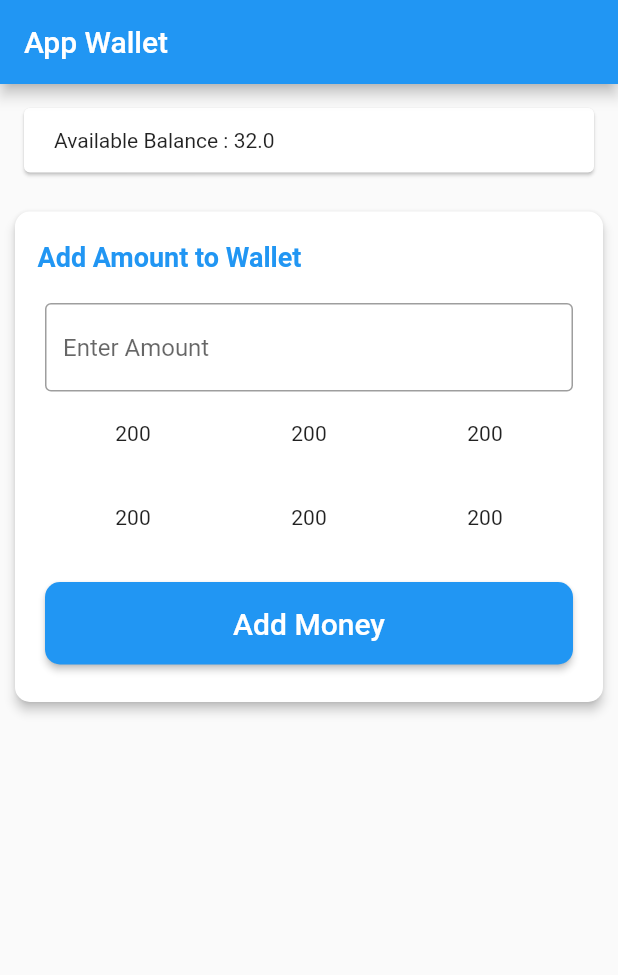
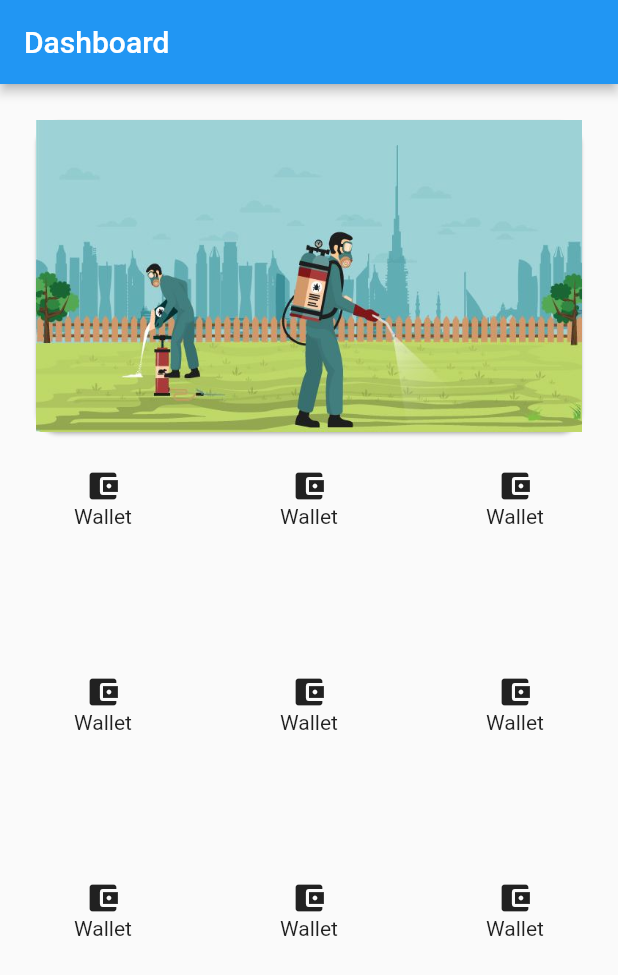
Before and after one commit to vinoddirishala/FlutPayTM, a Flutter app: the screen it shows after launch, on a phone screen of 412 x 824 dp. Shown: the top 975 px of the screen. Run offline on Flutter 3.47's test engine with Material 2 defaults, Android fonts, the phone set to English and light mode, and no system bars; our stand-ins replace toast.

Commit message:
assets added..., dashboard file added..., platform specific file added...,

```diff
--- /dev/null
+++ b/lib/dashboard.dart
@@ -0,0 +1,95 @@
+import 'package:flutter/material.dart';
+
+
+class Dashboard extends StatelessWidget {
+
+  @override
+  Widget build(BuildContext context) {
+    return MaterialApp(
+      title: "Dashboard",
+      debugShowCheckedModeBanner: false,
+      home: new DashboardSF(
+        title:"Dashboard"
+      ),
+    );
+  }
+
+}
+
+
+class DashboardSF extends StatefulWidget {
+
+  DashboardSF({Key key,this.title}):super(key:key);
+  String title;
+
+  @override
+  State createState() => DashboardState();
+
+}
+
+
+class DashboardState extends State<DashboardSF>{
+
+  @override
+  Widget build(BuildContext context) {
+    return Scaffold(
+      appBar: new AppBar(
+        title: new Text("Dashboard"),
+        elevation: 3.0,
+      ),
+      body: new Container(
+        width: MediaQuery.of(context).size.width,
+        child: new Column(
+          children: <Widget>[
+
+
+            new Expanded(child: new Padding(
+              padding: EdgeInsets.all(20),
+              child: new Container(
+                height: MediaQuery.of(context).size.height/4,
+                width: MediaQuery.of(context).size.width,
+                child: new Card(
+                  shape: RoundedRectangleBorder(
+                      borderRadius: BorderRadius.circular(15.0)
+                  ),
+                  child: new FittedBox(
+                    fit: BoxFit.fill,
+                    child: new Image.asset('assets/sliders/slide2.jpg'),
+                  ),
+                ),
+              ),
+            ),
+            flex: 1,),
+
+            new Expanded(child:  new GridView.builder(
+                itemCount: 9,
+                gridDelegate:
+                new SliverGridDelegateWithFixedCrossAxisCount(
+                    crossAxisCount: 3),
+                itemBuilder: (BuildContext context, int index) {
+                  return new Container(
+
+                    child: new Align(
+                      alignment: Alignment.center,
+                      child: new Column(
+                        children: <Widget>[
+                          new Icon(Icons.account_balance_wallet),
+
+                          new Text("Wallet"),
+
+
+                        ],
+                      ),
+                    ),
+                  );
+                }),
+            flex: 2,),
+
+
+
+          ],
+        ),
+      ),
+    );
+  }
+}
--- a/lib/main.dart
+++ b/lib/main.dart
@@ -1,8 +1,10 @@
 import 'package:flutter/material.dart';
 import 'package:flutter_app/login.dart';
 import 'package:flutter_app/paytmui.dart';
+import 'dashboard.dart';
 
-void main() => runApp(PayTmStateLess());
+
+void main() => runApp(Dashboard());
 
 class MyApp extends StatelessWidget {
   // This widget is the root of your application.
--- a/lib/paytmui.dart
+++ b/lib/paytmui.dart
@@ -12,9 +12,9 @@ class PayTmStateLess extends StatelessWidget {
     // TODO: implement build
     return MaterialApp(
       debugShowCheckedModeBanner: false,
-      title: "PayTm Integration",
+      title: "App Wallet",
       home: PayTmStateFull(
-        title: "PayTM",
+        title: "App Wallet",
       ),
     );
   }
@@ -33,23 +33,7 @@ class PayTmStateFull extends StatefulWidget {
 
 class PayTmState extends State<PayTmStateFull>{
 
-  static const platform = const MethodChannel('paytm');
-  String _responseFromNativeCode = 'Response';
-  Future<void> responseFromNativeCode() async {
-    String response = "";
-    try {
-      final String result = await platform.invokeMethod('helloFromNativeCode');
-      response = result;
-      print("SucessVinod");
-    } on PlatformException catch (e) {
-      response = "Failed to Invoke: '${e.message}'.";
-      print("FailVinod");
-    }
-    setState(() {
-      _responseFromNativeCode = response;
-      print(_responseFromNativeCode);
-    });
-  }
+  static const platform = const MethodChannel('payment');
 
   TextEditingController amountController = new TextEditingController();
 
@@ -176,6 +160,8 @@ class PayTmState extends State<PayTmStateFull>{
                       ),
                     ),
 
+
+
                     new Padding(
                       padding: EdgeInsets.fromLTRB(20,15,20,25),
                       child: new Container(
@@ -187,7 +173,7 @@ class PayTmState extends State<PayTmStateFull>{
                               borderRadius: BorderRadius.circular(10.0)
                           ),
                           onPressed: () async {
-                            final String result = await platform.invokeMethod('makePayTM',
+                            final String result = await platform.invokeMethod('makePayment',
                                 { "transAmount":amountController.text,
                                   "emailID":"dirishalavinodkumar@gmail.com",
                                   "ORDER_ID":"VDTL955",
--- a/pubspec.yaml
+++ b/pubspec.yaml
@@ -46,6 +46,11 @@ flutter:
   # assets:
   #  - images/a_dot_burr.jpeg
   #  - images/a_dot_ham.jpeg
+  assets:
+    - assets/sliders/slide1.jpg
+    - assets/sliders/slide2.jpg
+    - assets/sliders/slide3.jpg
+    - assets/sliders/slide4.jpg
 
   # An image asset can refer to one or more resolution-specific "variants", see
   # https://flutter.dev/assets-and-images/#resolution-aware.
```
Also changed, not shown: assets/sliders/slide1.jpg (added), assets/sliders/slide2.jpg (added), assets/sliders/slide3.jpg (added), assets/sliders/slide4.jpg (added), lib/platfromSpecific.dart (added), 3 other files.
